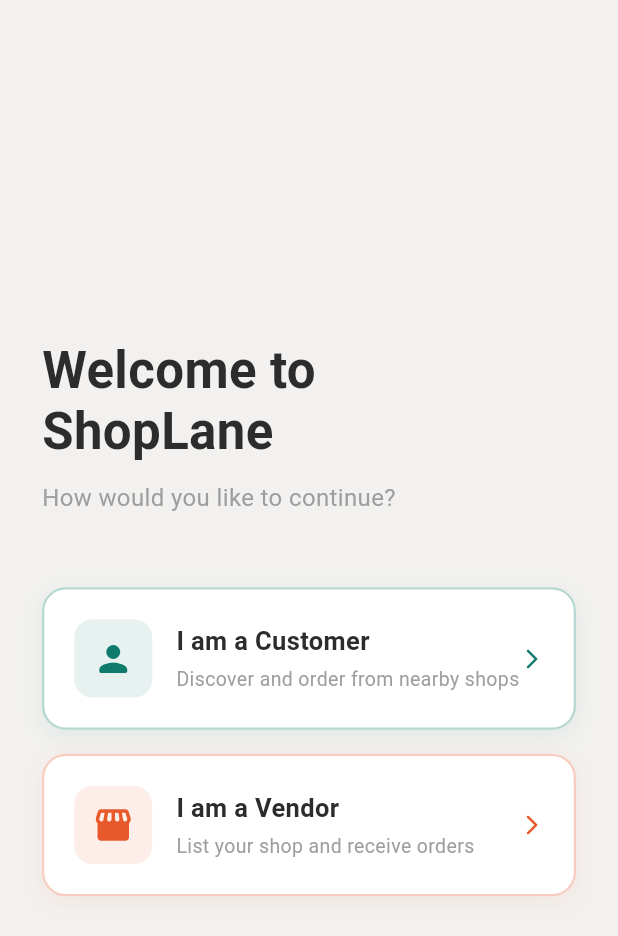
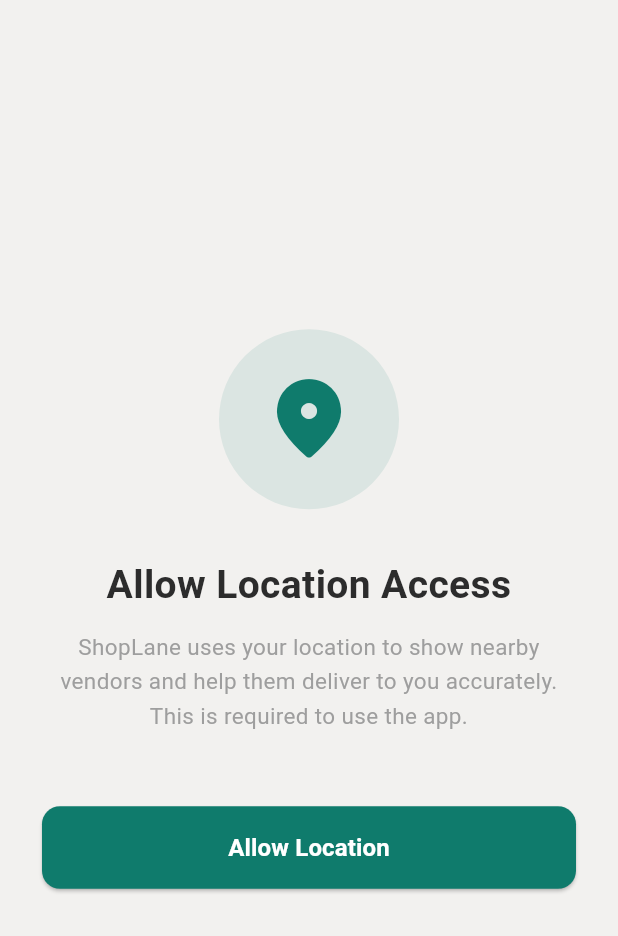
Before and after one commit to archanajha3107-boop/shoplane, a Flutter app: the screen it shows after launch, after a tap on "I am a Vendor", on a phone screen of 412 x 824 dp. Shown: the top 936 px of the screen. Run offline on Flutter 3.47's test engine with Material 3 defaults, Android fonts, the light colour scheme and no system bars; our stand-ins replace cloud_firestore, firebase_auth, firebase_core, geolocator; accounts and stored records are empty; Roboto replaces fonts that are missing (Mukta).

Commit message:
Add location permission screen

```diff
--- a/lib/screens/location_permission_screen.dart
+++ b/lib/screens/location_permission_screen.dart
@@ -0,0 +1,164 @@
+import 'package:flutter/material.dart';
+import 'package:geolocator/geolocator.dart';
+import 'customer/customer_signup_screen.dart';
+
+class LocationPermissionScreen extends StatefulWidget {
+  final String role;
+  const LocationPermissionScreen({super.key, required this.role});
+
+  @override
+  State<LocationPermissionScreen> createState() =>
+      _LocationPermissionScreenState();
+}
+
+class _LocationPermissionScreenState
+    extends State<LocationPermissionScreen> {
+  bool _isLoading = false;
+  String? _errorMessage;
+
+  Future<void> _requestPermission() async {
+    setState(() {
+      _isLoading = true;
+      _errorMessage = null;
+    });
+
+    LocationPermission permission = await Geolocator.checkPermission();
+
+    if (permission == LocationPermission.denied) {
+      permission = await Geolocator.requestPermission();
+    }
+
+    if (permission == LocationPermission.deniedForever) {
+      setState(() {
+        _isLoading = false;
+        _errorMessage =
+            'Location permission is permanently denied. Please enable it from app settings.';
+      });
+      return;
+    }
+
+    if (permission == LocationPermission.whileInUse ||
+        permission == LocationPermission.always) {
+      setState(() => _isLoading = false);
+      if (widget.role == 'customer') {
+        Navigator.pushReplacement(
+          context,
+          MaterialPageRoute(
+              builder: (_) => const CustomerSignupScreen()),
+        );
+      }
+      // Vendor navigation will be added after vendor signup screen is built
+    }
+  }
+
+  Future<void> _openSettings() async {
+    await Geolocator.openAppSettings();
+  }
+
+  @override
+  Widget build(BuildContext context) {
+    return Scaffold(
+      backgroundColor: const Color(0xFFF2F1EF),
+      body: SafeArea(
+        child: Padding(
+          padding: const EdgeInsets.symmetric(horizontal: 28.0),
+          child: Column(
+            mainAxisAlignment: MainAxisAlignment.center,
+            children: [
+              Container(
+                padding: const EdgeInsets.all(28),
+                decoration: BoxDecoration(
+                  color: const Color(0xFF0F7B6C).withOpacity(0.1),
+                  shape: BoxShape.circle,
+                ),
+                child: const Icon(
+                  Icons.location_on_rounded,
+                  size: 64,
+                  color: Color(0xFF0F7B6C),
+                ),
+              ),
+              const SizedBox(height: 32),
+              const Text(
+                'Allow Location Access',
+                style: TextStyle(
+                  fontSize: 26,
+                  fontWeight: FontWeight.bold,
+                  color: Color(0xFF2C2C2C),
+                ),
+                textAlign: TextAlign.center,
+              ),
+              const SizedBox(height: 12),
+              const Text(
+                'ShopLane uses your location to show nearby vendors and help them deliver to you accurately. This is required to use the app.',
+                style: TextStyle(
+                  fontSize: 15,
+                  color: Colors.grey,
+                  height: 1.5,
+                ),
+                textAlign: TextAlign.center,
+              ),
+              const SizedBox(height: 16),
+              if (_errorMessage != null)
+                Container(
+                  padding: const EdgeInsets.all(12),
+                  decoration: BoxDecoration(
+                    color: Colors.red.withOpacity(0.08),
+                    borderRadius: BorderRadius.circular(10),
+                  ),
+                  child: Text(
+                    _errorMessage!,
+                    style: const TextStyle(
+                        color: Colors.red, fontSize: 13),
+                    textAlign: TextAlign.center,
+                  ),
+                ),
+              const SizedBox(height: 32),
+              SizedBox(
+                width: double.infinity,
+                child: ElevatedButton(
+                  onPressed: _isLoading ? null : _requestPermission,
+                  style: ElevatedButton.styleFrom(
+                    backgroundColor: const Color(0xFF0F7B6C),
+                    foregroundColor: Colors.white,
+                    padding: const EdgeInsets.symmetric(vertical: 16),
+                    shape: RoundedRectangleBorder(
+                      borderRadius: BorderRadius.circular(12),
+                    ),
+                  ),
+                  child: _isLoading
+                      ? const SizedBox(
+                          height: 20,
+                          width: 20,
+                          child: CircularProgressIndicator(
+                            color: Colors.white,
+                            strokeWidth: 2,
+                          ),
+                        )
+                      : const Text(
+                          'Allow Location',
+                          style: TextStyle(
+                            fontSize: 16,
+                            fontWeight: FontWeight.bold,
+                          ),
+                        ),
+                ),
+              ),
+              const SizedBox(height: 12),
+              if (_errorMessage != null)
+                TextButton(
+                  onPressed: _openSettings,
+                  child: const Text(
+                    'Open App Settings',
+                    style: TextStyle(
+                      color: Color(0xFFE85A2B),
+                      fontWeight: FontWeight.w600,
+                    ),
+                  ),
+                ),
+            ],
+          ),
+        ),
+      ),
+    );
+  }
+}
--- a/lib/screens/role_selection_screen.dart
+++ b/lib/screens/role_selection_screen.dart
@@ -46,7 +46,15 @@
     ),
   );
 },
-onTap: () {
+
+              ),
+              const SizedBox(height: 16),
+              _RoleCard(
+                icon: Icons.storefront_rounded,
+                title: 'I am a Vendor',
+                subtitle: 'List your shop and receive orders',
+                color: const Color(0xFFE85A2B),
+                onTap: () {
   Navigator.push(
     context,
     MaterialPageRoute(
@@ -54,14 +62,6 @@
     ),
   );
 },
-              ),
-              const SizedBox(height: 16),
-              _RoleCard(
-                icon: Icons.storefront_rounded,
-                title: 'I am a Vendor',
-                subtitle: 'List your shop and receive orders',
-                color: const Color(0xFFE85A2B),
-                onTap: () {},
               ),
             ],
           ),
```
